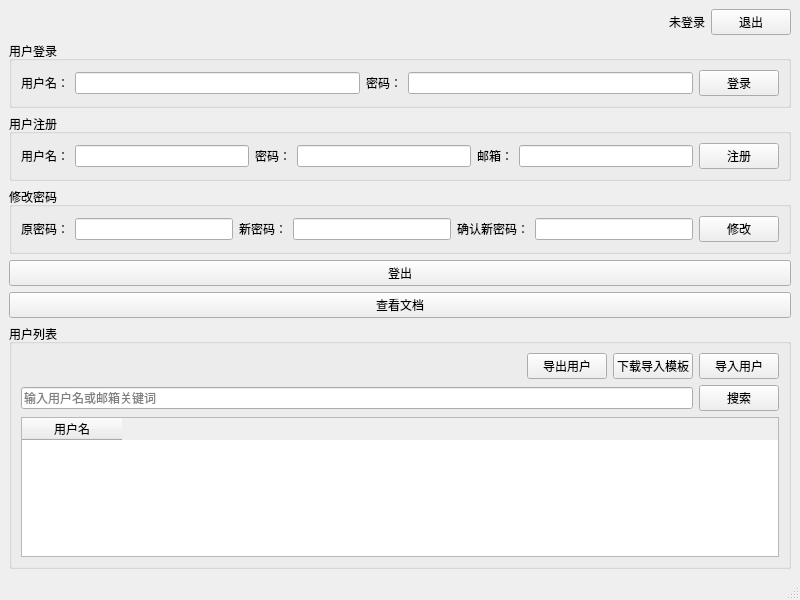
Old version of the form mainwindow.ui in the repository Yan-kaige/CPPManagementSystemWithQt.
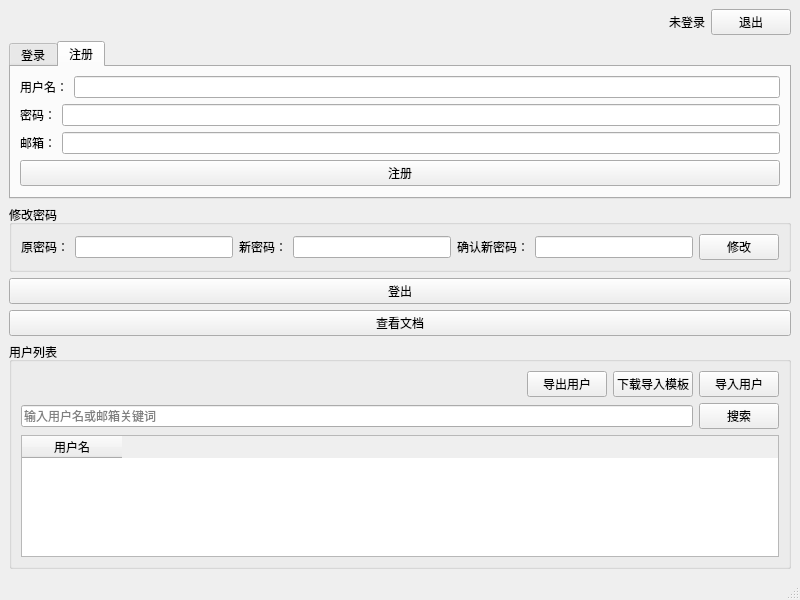
New version of the form. The open tabs and pages were chosen to show the change.

Commit message: 布局调整

Diff of the .ui file:
```diff
--- a/mainwindow.ui
+++ b/mainwindow.ui
@@ -50,11 +50,20 @@
      </layout>
     </item>
     <item>
-     <widget class="QGroupBox" name="groupBoxLogin">
-      <property name="title">
-       <string>用户登录</string>
+     <widget class="QTabWidget" name="tabWidgetAuth">
+      <property name="tabPosition">
+       <enum>QTabWidget::North</enum>
       </property>
-      <layout class="QHBoxLayout" name="horizontalLayoutLogin">
+      <property name="tabShape">
+       <enum>QTabWidget::Rounded</enum>
+      </property>
+      <widget class="QWidget" name="tabLogin">
+       <attribute name="title">
+        <string>登录</string>
+       </attribute>
+       <layout class="QVBoxLayout" name="verticalLayoutLogin">
+        <item>
+         <layout class="QHBoxLayout" name="horizontalLayoutLoginUser">
        <item>
         <widget class="QLabel" name="labelUsername">
          <property name="text">
@@ -65,6 +74,10 @@
        <item>
         <widget class="QLineEdit" name="lineEditUsername"/>
        </item>
+         </layout>
+        </item>
+        <item>
+         <layout class="QHBoxLayout" name="horizontalLayoutLoginPass">
        <item>
         <widget class="QLabel" name="labelPassword">
          <property name="text">
@@ -79,22 +92,33 @@
          </property>
         </widget>
        </item>
+         </layout>
+        </item>
        <item>
         <widget class="QPushButton" name="btnLogin">
          <property name="text">
           <string>登录</string>
          </property>
+          <property name="minimumHeight">
+           <number>36</number>
+          </property>
+          <property name="sizePolicy">
+           <sizepolicy hsizetype="Expanding" vsizetype="Fixed">
+            <horstretch>0</horstretch>
+            <verstretch>0</verstretch>
+           </sizepolicy>
+          </property>
         </widget>
        </item>
       </layout>
      </widget>
-    </item>
+      <widget class="QWidget" name="tabRegister">
+       <attribute name="title">
+        <string>注册</string>
+       </attribute>
+       <layout class="QVBoxLayout" name="verticalLayoutRegister">
     <item>
-     <widget class="QGroupBox" name="groupBoxRegister">
-      <property name="title">
-       <string>用户注册</string>
-      </property>
-      <layout class="QHBoxLayout" name="horizontalLayoutRegister">
+         <layout class="QHBoxLayout" name="horizontalLayoutRegisterUser">
        <item>
         <widget class="QLabel" name="labelRegisterUsername">
          <property name="text">
@@ -105,6 +129,10 @@
        <item>
         <widget class="QLineEdit" name="lineEditRegisterUsername"/>
        </item>
+         </layout>
+        </item>
+        <item>
+         <layout class="QHBoxLayout" name="horizontalLayoutRegisterPass">
        <item>
         <widget class="QLabel" name="labelRegisterPassword">
          <property name="text">
@@ -119,6 +147,10 @@
          </property>
         </widget>
        </item>
+         </layout>
+        </item>
+        <item>
+         <layout class="QHBoxLayout" name="horizontalLayoutRegisterEmail">
        <item>
         <widget class="QLabel" name="labelRegisterEmail">
          <property name="text">
@@ -129,14 +161,26 @@
        <item>
         <widget class="QLineEdit" name="lineEditRegisterEmail"/>
        </item>
+         </layout>
+        </item>
        <item>
         <widget class="QPushButton" name="btnRegisterUser">
          <property name="text">
           <string>注册</string>
          </property>
+          <property name="minimumHeight">
+           <number>36</number>
+          </property>
+          <property name="sizePolicy">
+           <sizepolicy hsizetype="Expanding" vsizetype="Fixed">
+            <horstretch>0</horstretch>
+            <verstretch>0</verstretch>
+           </sizepolicy>
+          </property>
         </widget>
        </item>
       </layout>
+      </widget>
      </widget>
     </item>
     <item>
```
Lines whose indentation alone changed are shown as unchanged. The commit also changes 1 other file.
